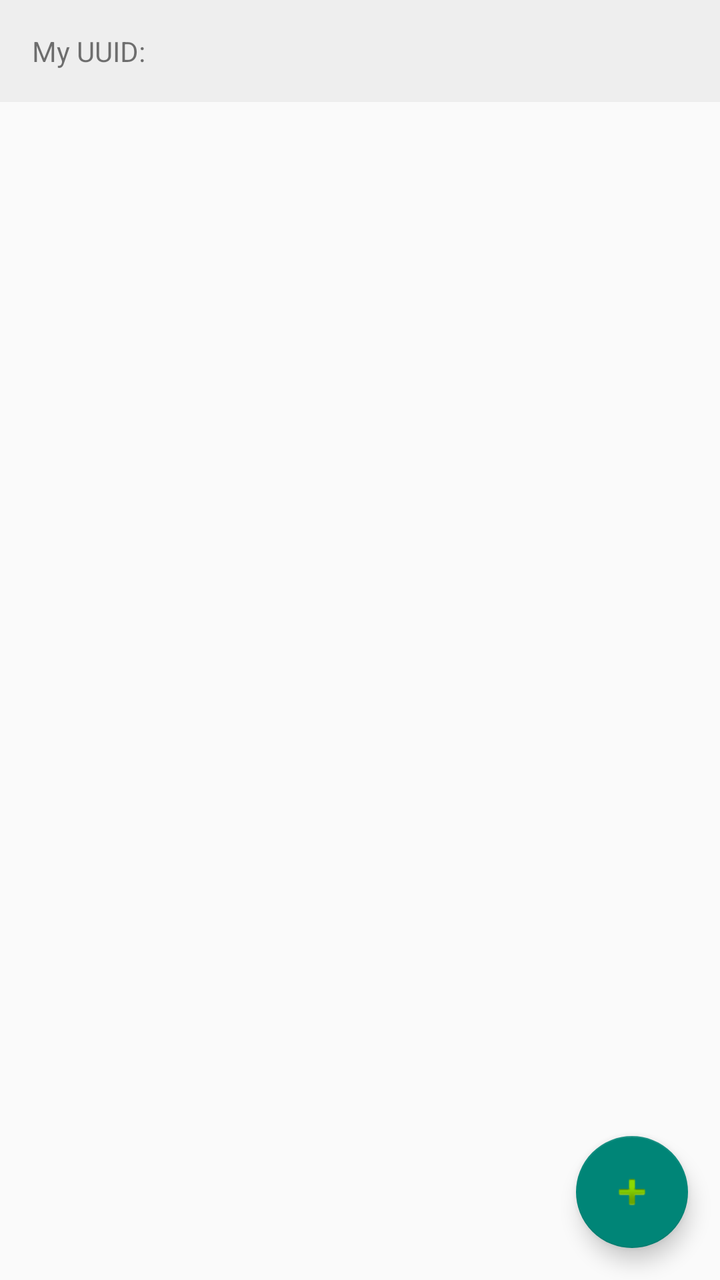
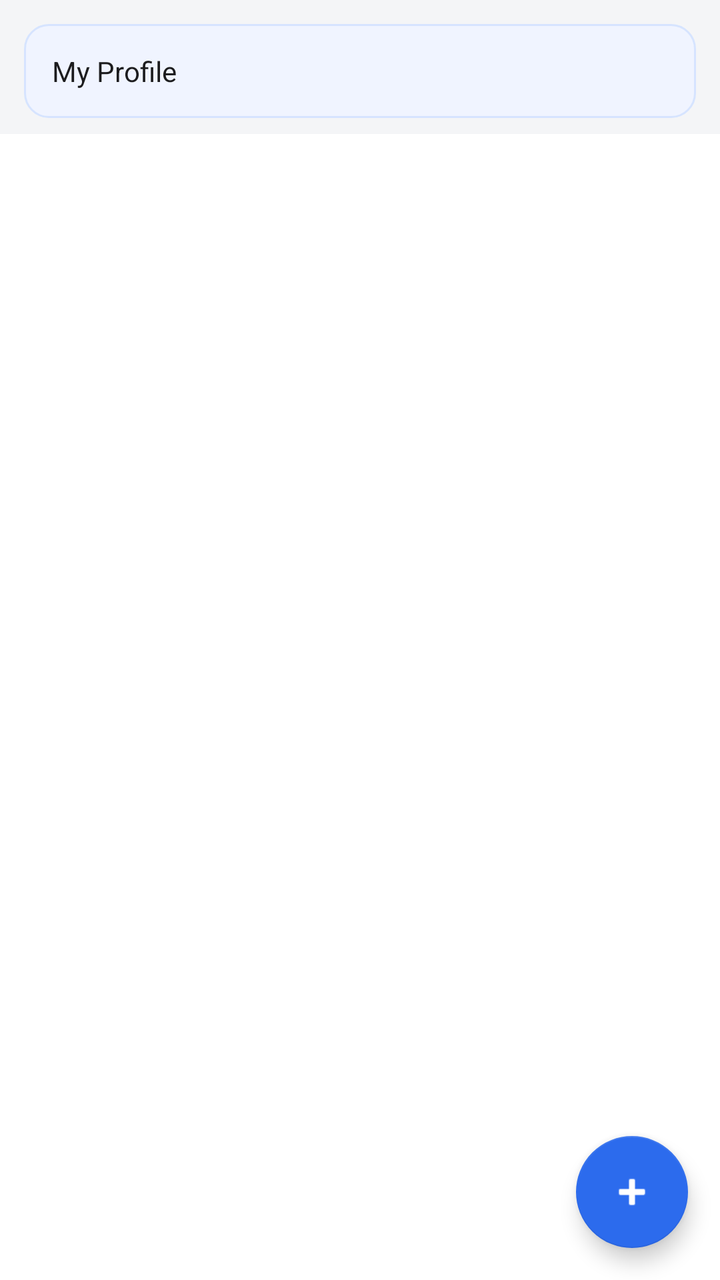

Two renders of the same Android screen: before a commit and after it. Below are the layout's source before the change and the commit's diff.
<!-- AndroidManifest.xml: activity theme Theme.Legacysignal -->
<!-- res/layout/activity_home.xml -->
<?xml version="1.0" encoding="utf-8"?>
<androidx.constraintlayout.widget.ConstraintLayout xmlns:android="http://schemas.android.com/apk/res/android"
    xmlns:app="http://schemas.android.com/apk/res-auto"
    xmlns:tools="http://schemas.android.com/apk/res-auto"
    android:layout_width="match_parent"
    android:layout_height="match_parent">

    <TextView
        android:id="@+id/tvMyUuid"
        android:layout_width="0dp"
        android:layout_height="wrap_content"
        android:padding="16dp"
        android:background="#EEEEEE"
        android:text="My UUID: "
        android:textIsSelectable="true"
        app:layout_constraintTop_toTopOf="parent"
        app:layout_constraintStart_toStartOf="parent"
        app:layout_constraintEnd_toEndOf="parent" />

    <androidx.recyclerview.widget.RecyclerView
        android:id="@+id/rvThreads"
        android:layout_width="0dp"
        android:layout_height="0dp"
        app:layout_constraintTop_toBottomOf="@id/tvMyUuid"
        app:layout_constraintBottom_toBottomOf="parent"
        app:layout_constraintStart_toStartOf="parent"
        app:layout_constraintEnd_toEndOf="parent" />

    <LinearLayout
        android:id="@+id/llEmptyState"
        android:layout_width="wrap_content"
        android:layout_height="wrap_content"
        android:orientation="vertical"
        android:gravity="center"
        android:visibility="gone"
        android:padding="24dp"
        app:layout_constraintTop_toBottomOf="@id/tvMyUuid"
        app:layout_constraintBottom_toBottomOf="parent"
        app:layout_constraintStart_toStartOf="parent"
        app:layout_constraintEnd_toEndOf="parent">

        <TextView
            android:layout_width="wrap_content"
            android:layout_height="wrap_content"
            android:text="No conversations yet"
            android:textSize="18sp"
            android:textStyle="bold"
            android:textColor="#555555" />

        <TextView
            android:layout_width="wrap_content"
            android:layout_height="wrap_content"
            android:text="Tap the + button to start a new chat"
            android:textSize="14sp"
            android:textColor="#888888"
            android:layout_marginTop="6dp" />
    </LinearLayout>

    <com.google.android.material.floatingactionbutton.FloatingActionButton
        android:id="@+id/fabNewChat"
        android:layout_width="wrap_content"
        android:layout_height="wrap_content"
        android:layout_marginEnd="16dp"
        android:layout_marginBottom="16dp"
        android:clickable="true"
        android:focusable="true"
        android:src="@android:drawable/ic_input_add"
        app:layout_constraintBottom_toBottomOf="parent"
        app:layout_constraintEnd_toEndOf="parent"
        android:contentDescription="New Chat" />

</androidx.constraintlayout.widget.ConstraintLayout>
<!-- resources referenced by this layout -->
<resources>
  <style name="Theme.Legacysignal" parent="Theme.AppCompat.Light.DarkActionBar">
          
      </style>
</resources>

<!-- the commit's change to res/layout/activity_home.xml (unified diff, before → after) -->
@@ -3,15 +3,23 @@
     xmlns:app="http://schemas.android.com/apk/res-auto"
     xmlns:tools="http://schemas.android.com/apk/res-auto"
     android:layout_width="match_parent"
-    android:layout_height="match_parent">
+    android:layout_height="match_parent"
+    android:background="@color/signal_bg">
 
     <TextView
         android:id="@+id/tvMyUuid"
         android:layout_width="0dp"
         android:layout_height="wrap_content"
-        android:padding="16dp"
-        android:background="#EEEEEE"
-        android:text="My UUID: "
+        android:layout_marginStart="12dp"
+        android:layout_marginEnd="12dp"
+        android:layout_marginTop="12dp"
+        android:layout_marginBottom="8dp"
+        android:padding="14dp"
+        android:background="@drawable/bg_profile_card"
+        android:text="My Profile"
+        android:textColor="@color/signal_text_primary"
+        android:textSize="14sp"
+        android:lineSpacingMultiplier="1.2"
         android:textIsSelectable="true"
         app:layout_constraintTop_toTopOf="parent"
         app:layout_constraintStart_toStartOf="parent"
@@ -21,6 +29,8 @@
         android:id="@+id/rvThreads"
         android:layout_width="0dp"
         android:layout_height="0dp"
+        android:layout_marginTop="8dp"
+        android:background="@color/signal_list_bg"
         app:layout_constraintTop_toBottomOf="@id/tvMyUuid"
         app:layout_constraintBottom_toBottomOf="parent"
         app:layout_constraintStart_toStartOf="parent"
@@ -45,14 +55,14 @@
             android:text="No conversations yet"
             android:textSize="18sp"
             android:textStyle="bold"
-            android:textColor="#555555" />
+            android:textColor="@color/signal_empty_heading" />
 
         <TextView
             android:layout_width="wrap_content"
             android:layout_height="wrap_content"
             android:text="Tap the + button to start a new chat"
             android:textSize="14sp"
-            android:textColor="#888888"
+            android:textColor="@color/signal_empty_sub"
             android:layout_marginTop="6dp" />
     </LinearLayout>
 
@@ -65,6 +75,8 @@
         android:clickable="true"
         android:focusable="true"
         android:src="@android:drawable/ic_input_add"
+        app:backgroundTint="@color/signal_blue"
+        app:tint="#FFFFFF"
         app:layout_constraintBottom_toBottomOf="parent"
         app:layout_constraintEnd_toEndOf="parent"
         android:contentDescription="New Chat" />
<!-- resource entries referenced after the edit -->
@@ -1,7 +1,29 @@
 <!-- resources referenced by this layout -->
 <resources>
-  <style name="Theme.Legacysignal" parent="Theme.AppCompat.Light.DarkActionBar">
-          
+  <color name="signal_bg">#F4F5F7</color>
+  <color name="signal_blue">#2C6BED</color>
+  <color name="signal_empty_heading">#555555</color>
+  <color name="signal_empty_sub">#888888</color>
+  <color name="signal_list_bg">#FFFFFF</color>
+  <color name="signal_text_primary">#1C1C1E</color>
+  <!-- drawable bg_profile_card (drawable) -->
+  <?xml version="1.0" encoding="utf-8"?>
+  <shape xmlns:android="http://schemas.android.com/apk/res/android"
+      android:shape="rectangle">
+      <solid android:color="@color/signal_profile_card_bg" />
+      <corners android:radius="12dp" />
+      <stroke
+          android:width="1dp"
+          android:color="@color/signal_profile_card_border" />
+  </shape>
+  <style name="Theme.Legacysignal" parent="Theme.AppCompat.DayNight.DarkActionBar">
+          <item name="colorPrimary">@color/signal_blue</item>
+          <item name="colorPrimaryDark">@color/signal_blue_dark</item>
+          <item name="colorAccent">@color/signal_blue</item>
+          <item name="android:windowBackground">@color/signal_bg</item>
       </style>
+  <color name="signal_profile_card_bg">#F0F4FF</color>
+  <color name="signal_profile_card_border">#D6E4FF</color>
+  <color name="signal_blue_dark">#1B4EB8</color>
 </resources>
 
